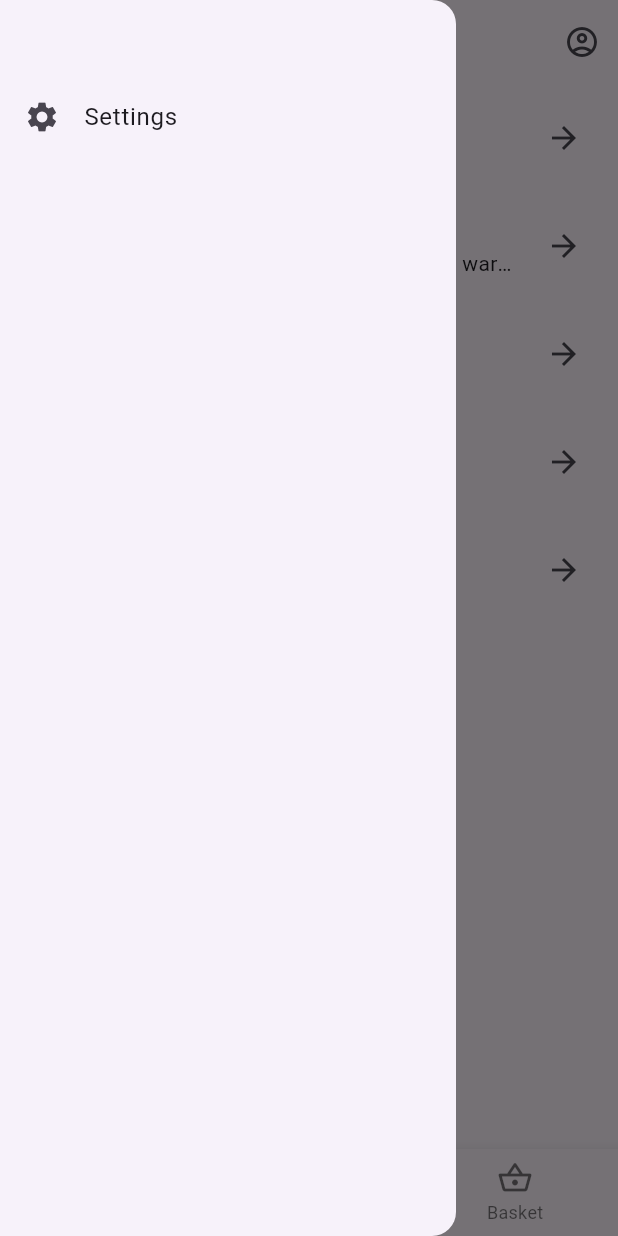
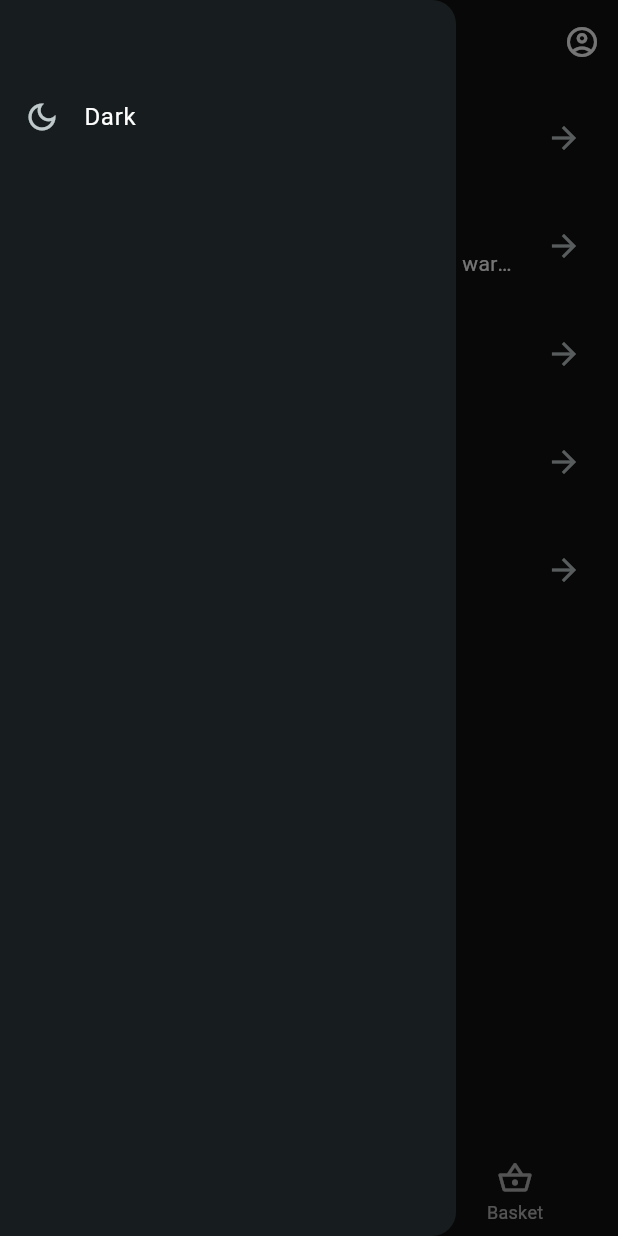
Before and after one commit to recoskyler/flutter_app_template, a Flutter app: the screen it shows after launch, with the side drawer open, on a phone screen of 412 x 824 dp. Run offline on Flutter 3.47's test engine with Material 2 defaults, Android fonts, the phone set to English and light mode, and no system bars; our stand-ins replace flex_color_scheme, flutter_bloc, shared_preferences; generated files the repository leaves out were written again.

Commit message:
Renamed Bug fixes

```diff
--- a/l10n.yaml
+++ b/l10n.yaml
@@ -1,3 +1,4 @@
 arb-dir: lib/l10n
 template-arb-file: app_en.arb
 output-localization-file: app_localizations.dart
+output-class: S
--- /dev/null
+++ b/lib/bloc/theme/theme_cubit.dart
@@ -0,0 +1,17 @@
+import "package:flutter/material.dart";
+import "package:flutter_bloc/flutter_bloc.dart";
+import "../../helpers/shared_preferences_provider.dart";
+import "theme_state.dart";
+
+class ThemeCubit extends Cubit<ThemeState> {
+  ThemeCubit()
+      : super(ThemeState(
+            themeMode: ThemeMode
+                .values[SharedPreferencesProvider.getInt("theme_mode") ?? 2]));
+
+  void changeThemeMode(ThemeState newState) {
+    SharedPreferencesProvider.setInt("theme_mode", newState.themeMode.index);
+
+    emit(newState);
+  }
+}
--- /dev/null
+++ b/lib/bloc/theme/theme_state.dart
@@ -0,0 +1,14 @@
+import "package:flutter/material.dart";
+import "../../helpers/theme_helper.dart";
+
+class ThemeState {
+  final ThemeMode themeMode;
+  late ThemeData themeData;
+
+  ThemeState({required this.themeMode}) {
+    themeData = ThemeHelper.getThemeDataFromMode(themeMode);
+  }
+
+  ThemeState copyWith({ThemeMode? changeState}) =>
+      ThemeState(themeMode: changeState ?? ThemeMode.system);
+}
--- /dev/null
+++ b/lib/config/strings.dart
@@ -0,0 +1,3 @@
+class Strings {
+  static const String appName = "Warehouse";
+}
--- /dev/null
+++ b/lib/helpers/shared_preferences_provider.dart
@@ -0,0 +1,59 @@
+import 'dart:async' show Future;
+import 'package:shared_preferences/shared_preferences.dart';
+
+class SharedPreferencesProvider {
+  static Future<SharedPreferences> get _instance async =>
+      _prefsInstance ??= await SharedPreferences.getInstance();
+  static SharedPreferences? _prefsInstance;
+
+  // call this method from initState() function of mainApp().
+  static Future<SharedPreferences> init() async {
+    _prefsInstance = await _instance;
+    return _prefsInstance!;
+  }
+
+  static String getString(String key, [String? defValue]) {
+    return _prefsInstance?.getString(key) ?? defValue ?? "";
+  }
+
+  static Future<bool> setString(String key, String value) async {
+    var prefs = await _instance;
+    return prefs.setString(key, value);
+  }
+
+  static List<String>? getStringList(String key, [List<String>? defValue]) {
+    return _prefsInstance?.getStringList(key) ?? defValue;
+  }
+
+  static Future<bool> setStringList(String key, List<String> value) async {
+    var prefs = await _instance;
+    return prefs.setStringList(key, value);
+  }
+
+  static int? getInt(String key, [int? defValue]) {
+    return _prefsInstance?.getInt(key) ?? defValue;
+  }
+
+  static Future<bool> setInt(String key, int value) async {
+    var prefs = await _instance;
+    return prefs.setInt(key, value);
+  }
+
+  static bool? getBool(String key, [bool? defValue]) {
+    return _prefsInstance?.getBool(key) ?? defValue;
+  }
+
+  static Future<bool> setBool(String key, bool value) async {
+    var prefs = await _instance;
+    return prefs.setBool(key, value);
+  }
+
+  static double? getDouble(String key, [double? defValue]) {
+    return _prefsInstance?.getDouble(key) ?? defValue;
+  }
+
+  static Future<bool> setDouble(String key, double value) async {
+    var prefs = await _instance;
+    return prefs.setDouble(key, value);
+  }
+}
--- /dev/null
+++ b/lib/helpers/theme_helper.dart
@@ -0,0 +1,31 @@
+import "package:flex_color_scheme/flex_color_scheme.dart";
+import "package:flutter/material.dart";
+import "package:flutter/scheduler.dart";
+import "../config/theme.dart";
+
+class ThemeHelper {
+  static final ThemeData baseTheme = ThemeData(
+    colorSchemeSeed: AppThemeConfig.primaryColor,
+    useMaterial3: true,
+    brightness: SchedulerBinding.instance.platformDispatcher.platformBrightness,
+  );
+
+  static final ThemeData lightThemeData = FlexThemeData.light(
+    scheme: AppThemeConfig.flexScheme,
+    useMaterial3: AppThemeConfig.useMaterial3,
+    useMaterial3ErrorColors: AppThemeConfig.useMaterial3,
+  );
+
+  static final ThemeData darkThemeData = FlexThemeData.dark(
+    scheme: AppThemeConfig.flexScheme,
+    useMaterial3: AppThemeConfig.useMaterial3,
+    useMaterial3ErrorColors: AppThemeConfig.useMaterial3,
+  );
+
+  static ThemeData getThemeDataFromMode(ThemeMode mode) =>
+      mode == ThemeMode.dark
+          ? darkThemeData
+          : mode == ThemeMode.light
+              ? lightThemeData
+              : baseTheme;
+}
--- a/lib/l10n/app_en.arb
+++ b/lib/l10n/app_en.arb
@@ -13,5 +13,8 @@
     "order_order": "Order order",
     "order_order_subtitle": "Edit order order",
     "product_to_product": "Product to product",
-    "product_to_product_subtitle": "Add product to product"
+    "product_to_product_subtitle": "Add product to product",
+    "dark": "Dark",
+    "light": "Light",
+    "system": "System"
 }
--- a/lib/main.dart
+++ b/lib/main.dart
@@ -1,37 +1,66 @@
 import 'package:flutter/material.dart';
-import 'package:flutter/scheduler.dart';
+import 'package:flutter/services.dart';
+import 'package:flutter_bloc/flutter_bloc.dart';
 import 'package:flutter_localizations/flutter_localizations.dart';
 import 'package:flutter_gen/gen_l10n/app_localizations.dart';
-import 'package:prolift/pages/HomePage.dart';
 
-void main() {
+import 'bloc/theme/theme_cubit.dart';
+import 'bloc/theme/theme_state.dart';
+import 'helpers/shared_preferences_provider.dart';
+import 'pages/home_page.dart';
+
+void main() async {
+  WidgetsFlutterBinding.ensureInitialized();
+
+  await SystemChrome.setPreferredOrientations([DeviceOrientation.portraitUp]);
+
+  await SharedPreferencesProvider.init();
+
   runApp(const MyApp());
 }
 
-class MyApp extends StatelessWidget {
+class MyApp extends StatefulWidget {
   const MyApp({super.key});
 
-  // This widget is the root of your application.
+  @override
+  State<MyApp> createState() => _MyAppState();
+
+  static _MyAppState? of(BuildContext context) =>
+      context.findAncestorStateOfType<_MyAppState>();
+}
+
+class _MyAppState extends State<MyApp> {
+  String? _locale;
+
+  void setLocale(String value) {
+    SharedPreferencesProvider.setString("locale", value);
+
+    setState(() {
+      _locale = value;
+    });
+  }
+
   @override
   Widget build(BuildContext context) {
-    return MaterialApp(
-      localizationsDelegates: const [
-        AppLocalizations.delegate,
-        GlobalMaterialLocalizations.delegate,
-        GlobalWidgetsLocalizations.delegate,
-        GlobalCupertinoLocalizations.delegate,
-      ],
-      supportedLocales: const [
-        Locale('en'),
-        Locale('ee'),
-      ],
-      onGenerateTitle: (context) => AppLocalizations.of(context)!.title,
-      theme: ThemeData(
-        useMaterial3: true,
-        // brightness:
-        //     SchedulerBinding.instance.platformDispatcher.platformBrightness,
+    return BlocProvider<ThemeCubit>(
+      create: (_) => ThemeCubit(),
+      child: BlocBuilder<ThemeCubit, ThemeState>(
+        builder: (context, state) => MaterialApp(
+          locale: Locale(_locale ?? "en"),
+          localizationsDelegates: const [
+            S.delegate,
+            GlobalMaterialLocalizations.delegate,
+            GlobalWidgetsLocalizations.delegate,
+            GlobalCupertinoLocalizations.delegate,
+          ],
+          supportedLocales: S.supportedLocales,
+          onGenerateTitle: (context) => S.of(context)!.title,
+          theme: state.themeData,
+          themeMode: state.themeMode,
+          home: const HomePage(),
+          debugShowCheckedModeBanner: false,
+        ),
       ),
-      home: const HomePage(),
     );
   }
 }
--- a/lib/pages/HomePage.dart
+++ b/lib/pages/home_page.dart
@@ -1,6 +1,10 @@
 import 'package:flutter/material.dart';
+import 'package:flutter_bloc/flutter_bloc.dart';
 import 'package:flutter_gen/gen_l10n/app_localizations.dart';
-import 'package:prolift/components/HomeCard.dart';
+
+import '../bloc/theme/theme_cubit.dart';
+import '../bloc/theme/theme_state.dart';
+import '../components/home_card.dart';
 
 class HomePage extends StatefulWidget {
   const HomePage({super.key});
@@ -23,7 +27,7 @@ class _HomePageState extends State<HomePage> {
     return Scaffold(
       appBar: AppBar(
         centerTitle: true,
-        title: Text(AppLocalizations.of(context)!.home),
+        title: Text(S.of(context)!.home),
         actions: [
           IconButton(
             onPressed: () {},
@@ -38,13 +42,32 @@ class _HomePageState extends State<HomePage> {
             vertical: 50,
           ),
           children: [
-            ListTile(
-              leading: const Icon(Icons.settings),
-              title: Text(AppLocalizations.of(context)!.settings),
-              onTap: () {
-                // Update the state of the app.
-                // ...
-              },
+            BlocBuilder<ThemeCubit, ThemeState>(
+              builder: (context, state) => ListTile(
+                leading: Icon(
+                  state.themeMode == ThemeMode.dark
+                      ? Icons.dark_mode_outlined
+                      : state.themeMode == ThemeMode.light
+                          ? Icons.light_mode_outlined
+                          : Icons.phone_android_outlined,
+                ),
+                title: Text(
+                  state.themeMode == ThemeMode.dark
+                      ? S.of(context)!.dark
+                      : state.themeMode == ThemeMode.light
+                          ? S.of(context)!.light
+                          : S.of(context)!.system,
+                ),
+                onTap: () => context.read<ThemeCubit>().changeThemeMode(
+                      state.copyWith(
+                        changeState: state.themeMode == ThemeMode.dark
+                            ? ThemeMode.light
+                            : state.themeMode == ThemeMode.light
+                                ? ThemeMode.system
+                                : ThemeMode.dark,
+                      ),
+                    ),
+              ),
             ),
           ],
         ),
@@ -54,38 +77,36 @@ class _HomePageState extends State<HomePage> {
           ListView(
             children: [
               HomeCard(
-                title: AppLocalizations.of(context)!.inventory,
-                subTitle: AppLocalizations.of(context)!.inventory_subtitle,
+                title: S.of(context)!.inventory,
+                subTitle: S.of(context)!.inventory_subtitle,
                 icon: Icons.inventory_2_outlined,
                 onTap: () {},
               ),
               const SizedBox(width: 8),
               HomeCard(
-                title: AppLocalizations.of(context)!.warehouse_to_warehouse,
-                subTitle: AppLocalizations.of(context)!
-                    .warehouse_to_warehouse_subtitle,
+                title: S.of(context)!.warehouse_to_warehouse,
+                subTitle: S.of(context)!.warehouse_to_warehouse_subtitle,
                 icon: Icons.compare_arrows_outlined,
                 onTap: () {},
               ),
               const SizedBox(width: 8),
               HomeCard(
-                title: AppLocalizations.of(context)!.order_note,
-                subTitle: AppLocalizations.of(context)!.order_note_subtitle,
+                title: S.of(context)!.order_note,
+                subTitle: S.of(context)!.order_note_subtitle,
                 icon: Icons.speaker_notes_off_outlined,
                 onTap: () {},
               ),
               const SizedBox(width: 8),
               HomeCard(
-                title: AppLocalizations.of(context)!.order_order,
-                subTitle: AppLocalizations.of(context)!.order_order_subtitle,
+                title: S.of(context)!.order_order,
+                subTitle: S.of(context)!.order_order_subtitle,
                 icon: Icons.receipt_long,
                 onTap: () {},
               ),
               const SizedBox(width: 8),
               HomeCard(
-                title: AppLocalizations.of(context)!.product_to_product,
-                subTitle:
-                    AppLocalizations.of(context)!.product_to_product_subtitle,
+                title: S.of(context)!.product_to_product,
+                subTitle: S.of(context)!.product_to_product_subtitle,
                 icon: Icons.playlist_add,
                 onTap: () {},
               ),
@@ -93,28 +114,20 @@ class _HomePageState extends State<HomePage> {
             ],
           )
         ].elementAt(_selectedIndex),
-        // child: PageView(
-        //   physics: const NeverScrollableScrollPhysics(),
-        //   children: [
-        //     Container(
-        //       color: Colors.red,
-        //     ),
-        //   ],
-        // ),
       ),
       bottomNavigationBar: BottomNavigationBar(
         items: <BottomNavigationBarItem>[
           BottomNavigationBarItem(
             icon: const Icon(Icons.home_outlined),
-            label: AppLocalizations.of(context)!.home,
+            label: S.of(context)!.home,
           ),
           BottomNavigationBarItem(
             icon: const Icon(Icons.qr_code_scanner_rounded),
-            label: AppLocalizations.of(context)!.scan,
+            label: S.of(context)!.scan,
           ),
           BottomNavigationBarItem(
             icon: const Icon(Icons.shopping_basket_outlined),
-            label: AppLocalizations.of(context)!.basket,
+            label: S.of(context)!.basket,
           ),
         ],
         currentIndex: _selectedIndex,
```
Also changed, not shown: lib/config/theme.dart (added, +9 -0 lines), lib/l10n/app_ee.arb (+5 -2 lines), pubspec.yaml (+7 -3 lines), lib/components/home_card.dart (renamed from lib/components/HomeCard.dart), pubspec.lock, 20 other files.
